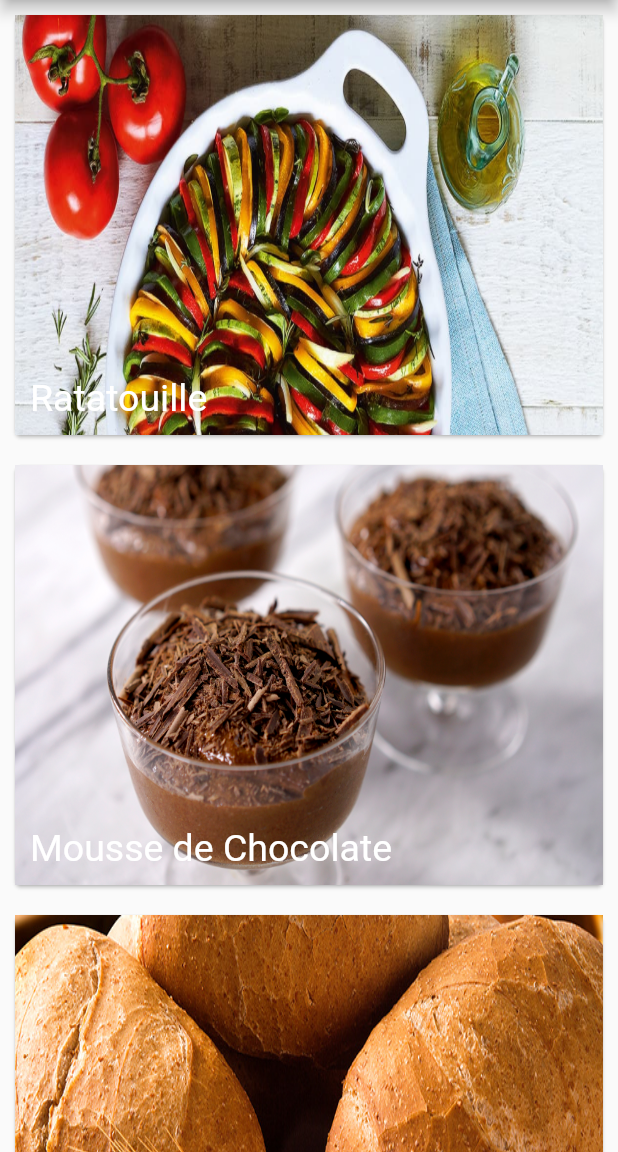
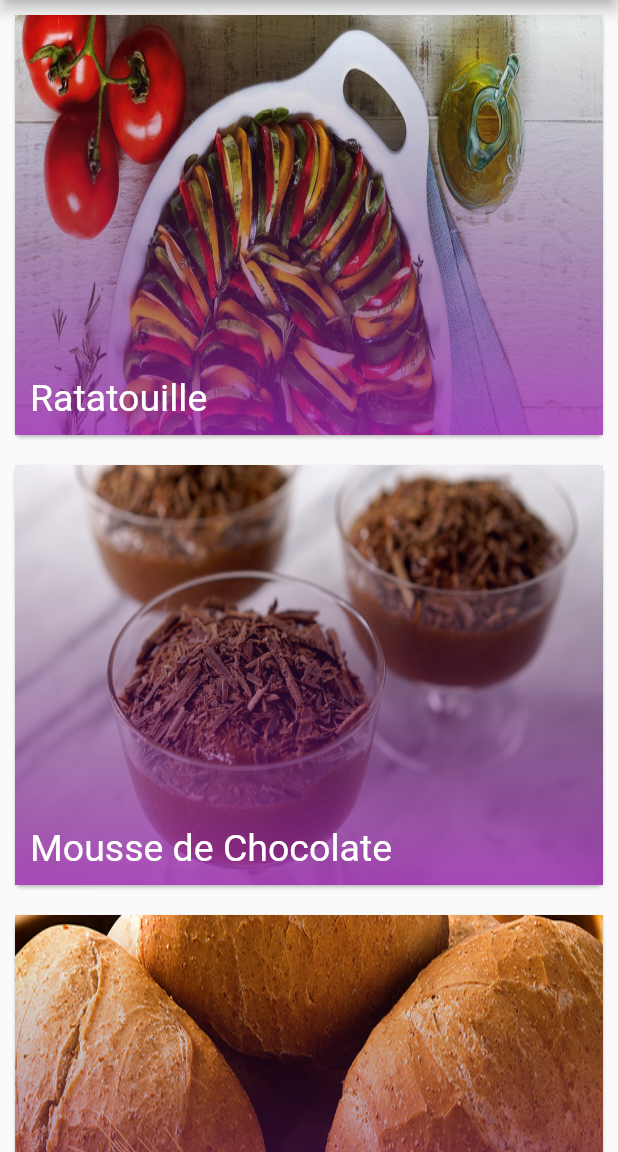
Before and after one commit to kauabamorim/Cozinhando-Em-Casa, a Flutter app: the screen it shows after launch, on a phone screen of 412 x 824 dp, the part 84-1236 px from its top. Run offline on Flutter 3.47's test engine with Material 2 defaults, Android fonts, the phone set to English and light mode, and no system bars.

Commit message:
Ajustes nos layouts

```diff
--- a/lib/telas/home/home.dart
+++ b/lib/telas/home/home.dart
@@ -50,12 +50,20 @@ class HomeState extends State<Home> {
               Stack(
                 children: <Widget>[
                   _construirImagemCard(foto),
+                  _construirGradienteCard(),
                   _construirTextoCard(titulo)
                 ],
               )
             ],
           ),
         ));
+  }
+
+  Widget _construirGradienteCard() {
+    return Container(
+      height: 280,
+      decoration: BoxDecoration(gradient: LinearGradient(begin: FractionalOffset.topCenter, end: FractionalOffset.bottomCenter, colors: [Colors.transparent, Colors.purple.withOpacity(0.8)])),
+    );
   }
 
   Widget _construirTextoCard(titulo) {
```
